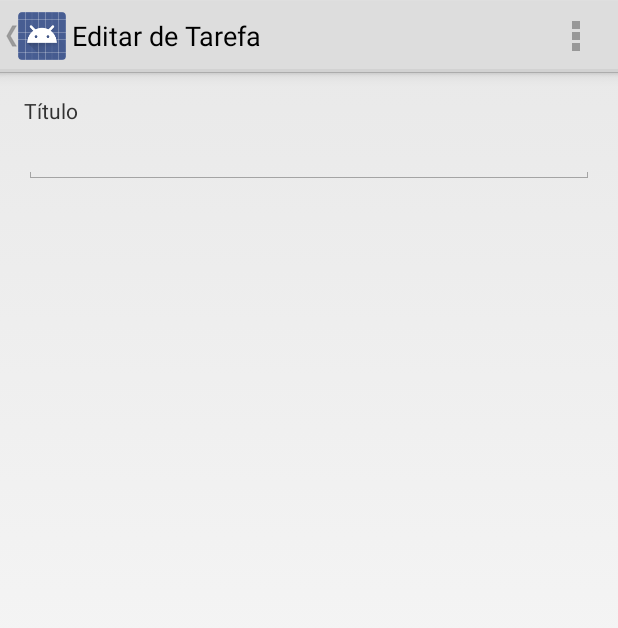
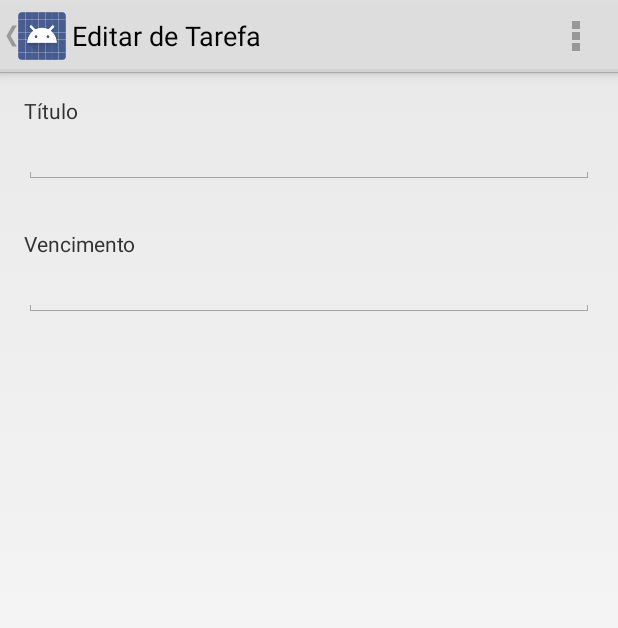
Before and after one commit to ricardo0100/JobsList-Android, an Android app: the EdicaoTarefaActivity screen opened directly, with no data from a screen before it, on a phone screen of 412 x 824 dp. Shown: the top 628 px of the screen. Run offline under Robolectric (Android 15) with nearby library versions, the phone set to English and light mode, and no system bars; 1 statement that could not run was skipped.

Commit message:
Adicionando DatePicker pro vencimento da tarefa

```diff
--- a/JobsList/app/src/main/java/br/com/otes06/jobslist/EdicaoTarefaActivity.java
+++ b/JobsList/app/src/main/java/br/com/otes06/jobslist/EdicaoTarefaActivity.java
@@ -5,15 +5,14 @@ import android.app.Activity;
 import android.content.Intent;
 import android.os.Bundle;
 import android.support.annotation.Nullable;
-import android.text.Editable;
-import android.text.TextWatcher;
 import android.view.Menu;
 import android.view.MenuItem;
 import android.widget.EditText;
 
-import br.com.otes06.jobslist.GatewayDouble.ListagemDeGruposGatewayDouble;
+import java.text.SimpleDateFormat;
+import java.util.Locale;
+
 import br.com.otes06.jobslist.GatewayDouble.ListagemDeTarefasGatewayDouble;
-import br.com.otes06.jobslist.GatewayInterface.IListagemDeGruposGateway;
 import br.com.otes06.jobslist.GatewayInterface.IListagemDeTarefasGateway;
 import br.com.otes06.jobslist.Structs.TarefaStruct;
 
@@ -25,6 +24,7 @@ public class EdicaoTarefaActivity extends Activity {
     private IListagemDeTarefasGateway tarefaGateway;
 
     private EditText tituloEditText;
+    private EditText vencimentoEditText;
 
     @Override
     protected void onCreate(Bundle savedInstanceState) {
@@ -37,14 +37,23 @@ public class EdicaoTarefaActivity extends Activity {
         }
 
         configurarStruct();
-        configurarControles();
+
+        this.tituloEditText = (EditText) findViewById(R.id.tituloEditText);
+        this.vencimentoEditText = (EditText) findViewById(R.id.vencimentoEditText);
+        atualizarDados();
 
     }
 
-    private void configurarControles() {
-        this.tituloEditText = (EditText) findViewById(R.id.tituloEditText);
+    private void atualizarDados() {
+        SimpleDateFormat simpleDateFormat = new SimpleDateFormat("dd/MM/yyyy HH:mm:ss", Locale.US);
+
         String titulo = this.tarefa.getTitulo();
+        String vencimento = simpleDateFormat.format(this.tarefa.getVencimento());
+
+
         this.tituloEditText.setText(titulo);
+        this.vencimentoEditText.setText(vencimento);
+
     }
 
     private void configurarStruct() {
--- a/JobsList/app/src/main/res/layout/activity_edicao_tarefa.xml
+++ b/JobsList/app/src/main/res/layout/activity_edicao_tarefa.xml
@@ -26,4 +26,29 @@
         android:layout_alignParentStart="true"
         android:layout_alignParentRight="true"
         android:layout_alignParentEnd="true" />
+
+    <TextView
+        android:layout_width="wrap_content"
+        android:layout_height="wrap_content"
+        android:textAppearance="?android:attr/textAppearanceSmall"
+        android:text="Vencimento"
+        android:id="@+id/textView"
+        android:layout_below="@+id/tituloEditText"
+        android:layout_alignParentLeft="true"
+        android:layout_alignParentStart="true"
+        android:layout_marginTop="30dp" />
+
+    <EditText
+        android:layout_width="wrap_content"
+        android:layout_height="wrap_content"
+        android:inputType="time"
+        android:ems="10"
+        android:id="@+id/vencimentoEditText"
+        android:layout_below="@+id/textView"
+        android:layout_alignParentLeft="true"
+        android:layout_alignParentStart="true"
+        android:layout_alignParentRight="true"
+        android:layout_alignParentEnd="true" />
+
+
 </RelativeLayout>
```
